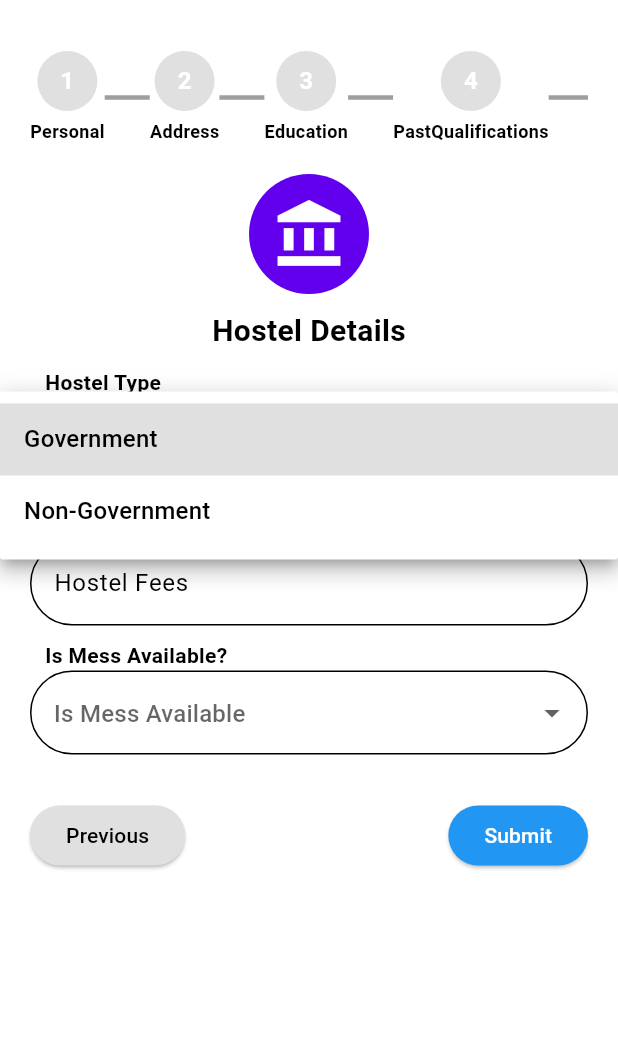
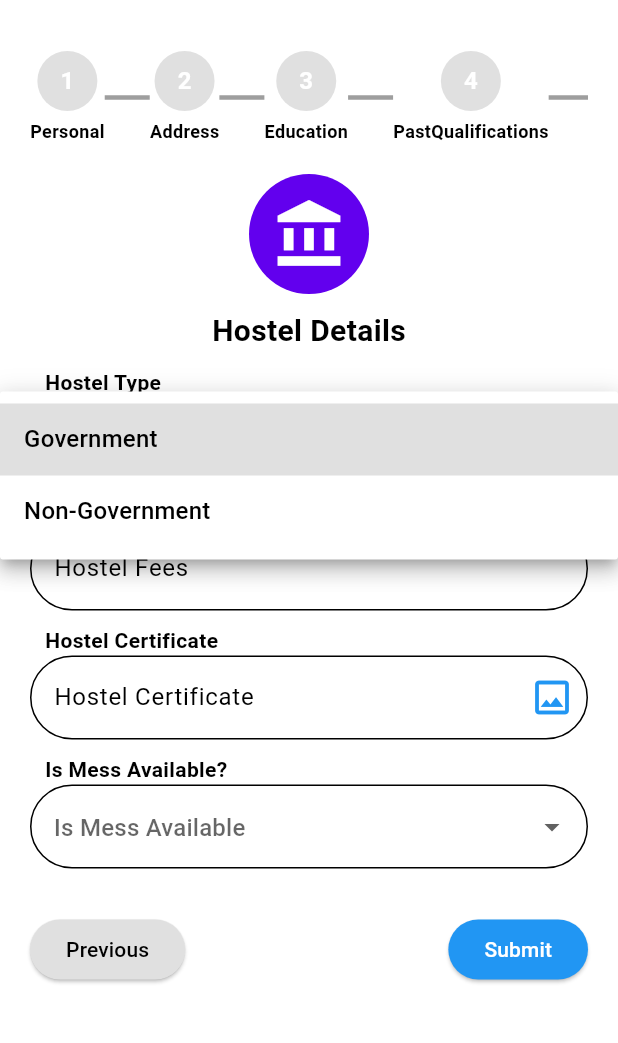
Before and after one commit to Mayank202004/JPSP, a Flutter app: the HostelDetailsScreen screen opened by its route, after a tap on "Hostel Type", on a phone screen of 412 x 824 dp, the part 63-1106 px from its top. Run offline on Flutter 3.47's test engine with Material 3 defaults, Android fonts, the phone set to English and light mode, and no system bars; our stand-ins replace dio, flutter_dotenv, flutter_image_compress, form_validator, get, get_storage and 2 more; accounts and stored records are empty; network calls fail.

Commit message:
Minor Changes of function calls
Closes #46

```diff
--- a/App/lib/views/profile/hostelDetails.dart
+++ b/App/lib/views/profile/hostelDetails.dart
@@ -1,5 +1,6 @@
 import 'package:flutter/material.dart';
 import 'package:get/get.dart';
+import 'package:image_picker/image_picker.dart';
 import 'package:jpss/routes/route_names.dart';
 
 import '../../controllers/profileController.dart';
@@ -14,7 +15,17 @@ class HostelDetailsScreen extends StatefulWidget {
 
 class _HostelDetailsScreenState extends State<HostelDetailsScreen> {
   final profileController = Get.find<ProfileController>();
+  final _formKey = GlobalKey<FormState>();
   int currentStep = 9;
+
+  Future<void> _pickImage() async {
+    final picker = ImagePicker();
+    final image = await picker.pickImage(source: ImageSource.gallery);
+    if (image != null) {
+      profileController.profileModel.hostelDetails?.hostelCertificate = image.name;
+      setState(() {});
+    }
+  }
 
   Widget _buildStepIndicator(int step, String title, String routeName) {
     return GestureDetector(
@@ -45,7 +56,6 @@ class _HostelDetailsScreenState extends State<HostelDetailsScreen> {
         padding: const EdgeInsets.all(20),
         child: Column(
           children: [
-            // Step Indicator
             SingleChildScrollView(
               scrollDirection: Axis.horizontal,
               child: Row(
@@ -74,6 +84,8 @@ class _HostelDetailsScreenState extends State<HostelDetailsScreen> {
 
             Expanded(
               child: SingleChildScrollView(
+                child: Form(
+                  key: _formKey,
                   child: Column(
                     children: [
                       const CircleAvatar(
@@ -90,39 +102,48 @@ class _HostelDetailsScreenState extends State<HostelDetailsScreen> {
                         children: [
                           const Padding(
                             padding: EdgeInsets.only(left: 10.0),
-                          child: Text("Hostel Type",style: TextStyle(fontWeight: FontWeight.bold),),
+                            child: Align(
+                              alignment: Alignment.centerLeft,
+                              child: Text("Hostel Type", style: TextStyle(fontWeight: FontWeight.bold)),
+                            ),
                           ),
                           DropdownButtonFormField<String>(
                             value: hostel.hostelType,
-                          items: ['Government', 'Non-Government'].map((type) => DropdownMenuItem(
-                            value: type,
-                            child: Text(type),
-                          )).toList(),
+                            items: ['Government', 'Non-Government']
+                                .map((type) => DropdownMenuItem(value: type, child: Text(type)))
+                                .toList(),
                             decoration: InputDecoration(
                               hintText: "Hostel Type",
                               border: OutlineInputBorder(borderRadius: BorderRadius.circular(30)),
                             ),
-                          onChanged: (value) => setState(() => hostel.hostelType = value),
+                            validator: (value) => value == null ? "Please select hostel type" : null,
+                            onChanged: (value) => hostel.hostelType = value,
                           ),
-
                           const SizedBox(height: 10),
 
                           // Hostel Name
+                          // const Padding(
+                          //   padding: EdgeInsets.only(left: 10.0),
+                          //   child: Align(
+                          //     alignment: Alignment.centerLeft,
+                          //     child: Text("Hostel Name", style: TextStyle(fontWeight: FontWeight.bold)),
+                          //   ),
+                          // ),
                           // TextFormField(
-                        //   initialValue: hostel.,
+                          //   initialValue: hostel.hostelName,
                           //   decoration: InputDecoration(
                           //     hintText: "Hostel Name",
                           //     border: OutlineInputBorder(borderRadius: BorderRadius.circular(30)),
                           //   ),
+                          //   validator: (val) => val == null || val.isEmpty ? "Please enter hostel name" : null,
                           //   onChanged: (val) => hostel.hostelName = val,
                           // ),
-
-                        const SizedBox(height: 10),
+                          // const SizedBox(height: 10),
 
                           // Hostel Fees
                           const Padding(
                             padding: EdgeInsets.only(left: 10.0),
-                          child: Text("Hostel Fees",style: TextStyle(fontWeight: FontWeight.bold),),
+                            child: Text("Hostel Fees", style: TextStyle(fontWeight: FontWeight.bold)),
                           ),
                           TextFormField(
                             initialValue: hostel.hostelFees?.toString(),
@@ -131,47 +152,60 @@ class _HostelDetailsScreenState extends State<HostelDetailsScreen> {
                               hintText: "Hostel Fees",
                               border: OutlineInputBorder(borderRadius: BorderRadius.circular(30)),
                             ),
+                            validator: (val) => val == null || val.isEmpty ? "Please enter hostel fees" : null,
                             onChanged: (val) => hostel.hostelFees = int.tryParse(val),
                           ),
-
                           const SizedBox(height: 10),
 
-                        // Is Mess Available Dropdown
                           const Padding(
                             padding: EdgeInsets.only(left: 10.0),
-                          child: Text("Is Mess Available?",style: TextStyle(fontWeight: FontWeight.bold),),
+                            child: Text("Hostel Certificate", style: TextStyle(fontWeight: FontWeight.bold)),
+                          ),
+                          TextFormField(
+                            readOnly: true,
+                            controller: TextEditingController(text: hostel.hostelCertificate),
+                            decoration: InputDecoration(
+                              hintText: "Hostel Certificate",
+                              border: OutlineInputBorder(borderRadius: BorderRadius.circular(30)),
+                              suffixIcon: GestureDetector(
+                                onTap: _pickImage,
+                                child: const Icon(Icons.image_outlined, size: 30, color: Colors.blue),
+                              ),
+                            ),
+                            validator: (val) => (hostel.hostelCertificate == null || hostel.hostelCertificate!.isEmpty)
+                                ? "Please upload hostel certificate"
+                                : null,
+                          ),
+                          const SizedBox(height: 10),
+
+                          const Padding(
+                            padding: EdgeInsets.only(left: 10.0),
+                            child: Text("Is Mess Available?", style: TextStyle(fontWeight: FontWeight.bold)),
                           ),
                           DropdownButtonFormField<String>(
                             value: hostel.isMessAvailable == null
                                 ? null
                                 : (hostel.isMessAvailable! ? 'Yes' : 'No'),
-                          items: ['Yes', 'No'].map((type) => DropdownMenuItem(
-                            value: type,
-                            child: Text(type),
-                          )).toList(),
+                            items: ['Yes', 'No']
+                                .map((type) => DropdownMenuItem(value: type, child: Text(type)))
+                                .toList(),
                             decoration: InputDecoration(
                               hintText: "Is Mess Available",
                               border: OutlineInputBorder(borderRadius: BorderRadius.circular(30)),
                             ),
-                          onChanged: (value) {
-                            setState(() {
-                              hostel.isMessAvailable = value == 'Yes';
-                            });
-                          },
+                            validator: (val) => val == null ? "Please select mess availability" : null,
+                            onChanged: (value) => setState(() => hostel.isMessAvailable = value == 'Yes'),
                           ),
-
-
                           const SizedBox(height: 10),
-
-                        // Mess Fees
 
                           Visibility(
                             visible: hostel.isMessAvailable == true,
                             child: Column(
+                              crossAxisAlignment: CrossAxisAlignment.start,
                               children: [
                                 const Padding(
                                   padding: EdgeInsets.only(left: 10.0),
-                                child: Text("Mess Fees",style: TextStyle(fontWeight: FontWeight.bold),),
+                                  child: Text("Mess Fees", style: TextStyle(fontWeight: FontWeight.bold)),
                                 ),
                                 TextFormField(
                                   initialValue: hostel.messFees?.toString(),
@@ -180,12 +214,18 @@ class _HostelDetailsScreenState extends State<HostelDetailsScreen> {
                                     hintText: "Mess Fees",
                                     border: OutlineInputBorder(borderRadius: BorderRadius.circular(30)),
                                   ),
+                                  validator: (val) {
+                                    if (hostel.isMessAvailable == true &&
+                                        (val == null || val.isEmpty)) {
+                                      return "Please enter mess fees";
+                                    }
+                                    return null;
+                                  },
                                   onChanged: (val) => hostel.messFees = int.tryParse(val),
                                 ),
                               ],
                             ),
                           ),
-
                           const SizedBox(height: 20),
 
                           // Navigation Buttons
@@ -199,8 +239,9 @@ class _HostelDetailsScreenState extends State<HostelDetailsScreen> {
                               ),
                               ElevatedButton(
                                 onPressed: () {
-                                // You could add validation/submission logic here
-                                Get.snackbar("Saved", "Hostel details submitted", backgroundColor: Colors.green, colorText: Colors.white);
+                                  if (_formKey.currentState!.validate()) {
+                                    profileController.addHostelDetails();
+                                  }
                                 },
                                 style: ElevatedButton.styleFrom(backgroundColor: Colors.blue),
                                 child: const Text("Submit", style: TextStyle(color: Colors.white)),
@@ -213,6 +254,7 @@ class _HostelDetailsScreenState extends State<HostelDetailsScreen> {
                   ),
                 ),
               ),
+            ),
           ],
         ),
       ),
--- a/App/lib/views/profile/incomeDetails.dart
+++ b/App/lib/views/profile/incomeDetails.dart
@@ -21,9 +21,7 @@ class _IncomeDetailsScreenState extends State<IncomeDetailsScreen> {
     final picker = ImagePicker();
     final image = await picker.pickImage(source: ImageSource.gallery);
     if (image != null) {
-      setState(() {
-        profileController.profileModel.incomeDetails?.incomeCertificate = image.name;
-      });
+      profileController.profileModel.incomeDetails?.incomeCertificate = image.name;
     }
   }
 
--- a/App/lib/views/profile/parentDetails.dart
+++ b/App/lib/views/profile/parentDetails.dart
@@ -313,11 +313,11 @@ class _ParentDetailsScreenState extends State<ParentDetailsScreen> {
                           ElevatedButton(
                             onPressed: () {
                               if (_formKey.currentState!.validate()) {
-                                Get.toNamed(RouteNames.hostelDetails);
+                                profileController.addParentDetails();
                               }
                             },
                             style: ElevatedButton.styleFrom(backgroundColor: Colors.blue),
-                            child: const Text("Next", style: TextStyle(color: Colors.white)),
+                            child: const Text("Save and Next", style: TextStyle(color: Colors.white)),
                           ),
                         ],
                       ),
```
Lines whose indentation alone changed are shown as unchanged.
